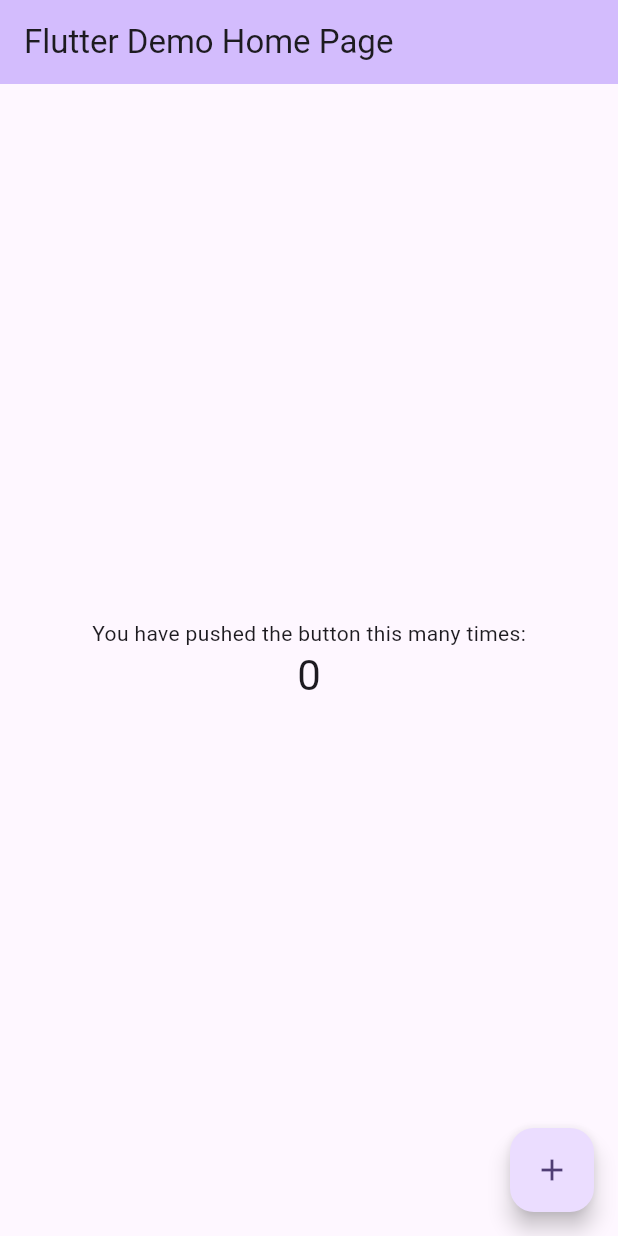
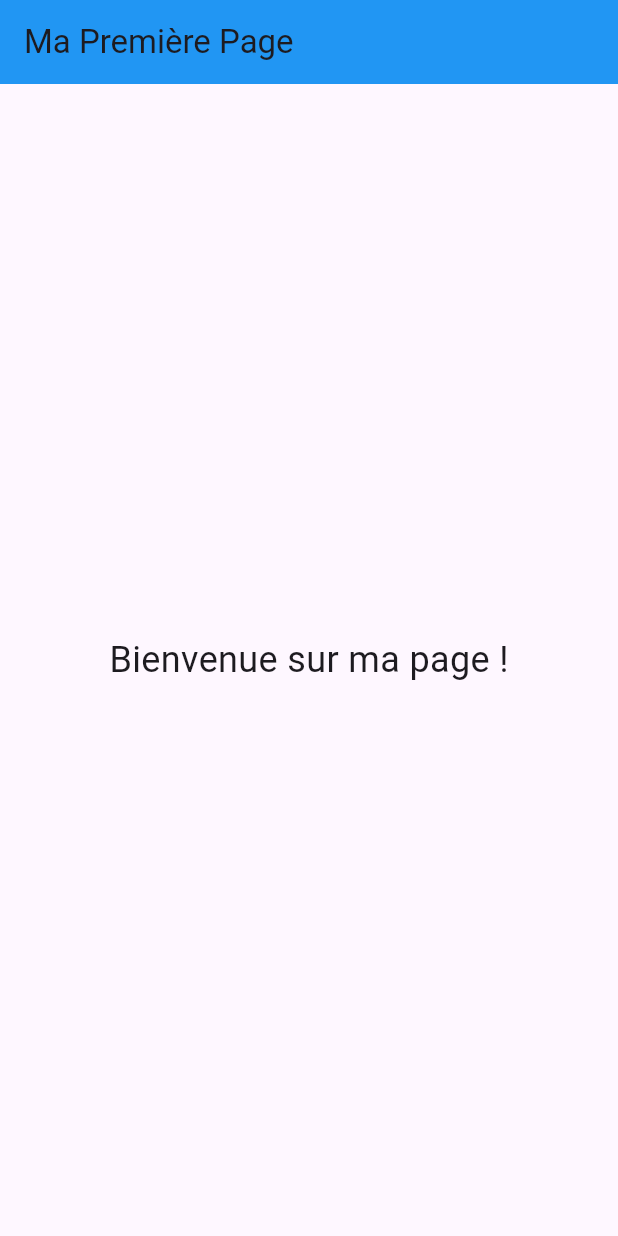
Before and after one commit to mohameden19961/project-baligh, a Flutter app: the screen it shows after launch, on a phone screen of 412 x 824 dp. Run offline on Flutter 3.47's test engine with Material 3 defaults, Android fonts, the light colour scheme and no system bars.

Commit message:
Ajout de ma première page

```diff
--- a/baligh/lib/main.dart
+++ b/baligh/lib/main.dart
@@ -1,122 +1,16 @@
 import 'package:flutter/material.dart';
+import 'screens/home_screen.dart';
 
 void main() {
-  runApp(const MyApp());
+  runApp(MyApp());
 }
 
 class MyApp extends StatelessWidget {
-  const MyApp({super.key});
-
-  // This widget is the root of your application.
   @override
   Widget build(BuildContext context) {
     return MaterialApp(
-      title: 'Flutter Demo',
-      theme: ThemeData(
-        // This is the theme of your application.
-        //
-        // TRY THIS: Try running your application with "flutter run". You'll see
-        // the application has a purple toolbar. Then, without quitting the app,
-        // try changing the seedColor in the colorScheme below to Colors.green
-        // and then invoke "hot reload" (save your changes or press the "hot
-        // reload" button in a Flutter-supported IDE, or press "r" if you used
-        // the command line to start the app).
-        //
-        // Notice that the counter didn't reset back to zero; the application
-        // state is not lost during the reload. To reset the state, use hot
-        // restart instead.
-        //
-        // This works for code too, not just values: Most code changes can be
-        // tested with just a hot reload.
-        colorScheme: .fromSeed(seedColor: Colors.deepPurple),
-      ),
-      home: const MyHomePage(title: 'Flutter Demo Home Page'),
+      title: 'Mon Projet',
+      home: HomeScreen(),
     );
   }
 }
-
-class MyHomePage extends StatefulWidget {
-  const MyHomePage({super.key, required this.title});
-
-  // This widget is the home page of your application. It is stateful, meaning
-  // that it has a State object (defined below) that contains fields that affect
-  // how it looks.
-
-  // This class is the configuration for the state. It holds the values (in this
-  // case the title) provided by the parent (in this case the App widget) and
-  // used by the build method of the State. Fields in a Widget subclass are
-  // always marked "final".
-
-  final String title;
-
-  @override
-  State<MyHomePage> createState() => _MyHomePageState();
-}
-
-class _MyHomePageState extends State<MyHomePage> {
-  int _counter = 0;
-
-  void _incrementCounter() {
-    setState(() {
-      // This call to setState tells the Flutter framework that something has
-      // changed in this State, which causes it to rerun the build method below
-      // so that the display can reflect the updated values. If we changed
-      // _counter without calling setState(), then the build method would not be
-      // called again, and so nothing would appear to happen.
-      _counter++;
-    });
-  }
-
-  @override
-  Widget build(BuildContext context) {
-    // This method is rerun every time setState is called, for instance as done
-    // by the _incrementCounter method above.
-    //
-    // The Flutter framework has been optimized to make rerunning build methods
-    // fast, so that you can just rebuild anything that needs updating rather
-    // than having to individually change instances of widgets.
-    return Scaffold(
-      appBar: AppBar(
-        // TRY THIS: Try changing the color here to a specific color (to
-        // Colors.amber, perhaps?) and trigger a hot reload to see the AppBar
-        // change color while the other colors stay the same.
-        backgroundColor: Theme.of(context).colorScheme.inversePrimary,
-        // Here we take the value from the MyHomePage object that was created by
-        // the App.build method, and use it to set our appbar title.
-        title: Text(widget.title),
-      ),
-      body: Center(
-        // Center is a layout widget. It takes a single child and positions it
-        // in the middle of the parent.
-        child: Column(
-          // Column is also a layout widget. It takes a list of children and
-          // arranges them vertically. By default, it sizes itself to fit its
-          // children horizontally, and tries to be as tall as its parent.
-          //
-          // Column has various properties to control how it sizes itself and
-          // how it positions its children. Here we use mainAxisAlignment to
-          // center the children vertically; the main axis here is the vertical
-          // axis because Columns are vertical (the cross axis would be
-          // horizontal).
-          //
-          // TRY THIS: Invoke "debug painting" (choose the "Toggle Debug Paint"
-          // action in the IDE, or press "p" in the console), to see the
-          // wireframe for each widget.
-          mainAxisAlignment: .center,
-          children: [
-            const Text('You have pushed the button this many times:'),
-            Text(
-              '$_counter',
-              style: Theme.of(context).textTheme.headlineMedium,
-            ),
-          ],
-        ),
-      ),
-      floatingActionButton: FloatingActionButton(
-        onPressed: _incrementCounter,
-        tooltip: 'Increment',
-        child: const Icon(Icons.add),
-      ),
-    );
-  }
-}
--- /dev/null
+++ b/baligh/lib/screens/home_screen.dart
@@ -0,0 +1,16 @@
+import 'package:flutter/material.dart';
+
+class HomeScreen extends StatelessWidget {
+  @override
+  Widget build(BuildContext context) {
+    return Scaffold(
+      appBar: AppBar(
+        title: Text('Ma Première Page'),
+        backgroundColor: Colors.blue,
+      ),
+      body: Center(
+        child: Text('Bienvenue sur ma page !', style: TextStyle(fontSize: 24)),
+      ),
+    );
+  }
+}
```
